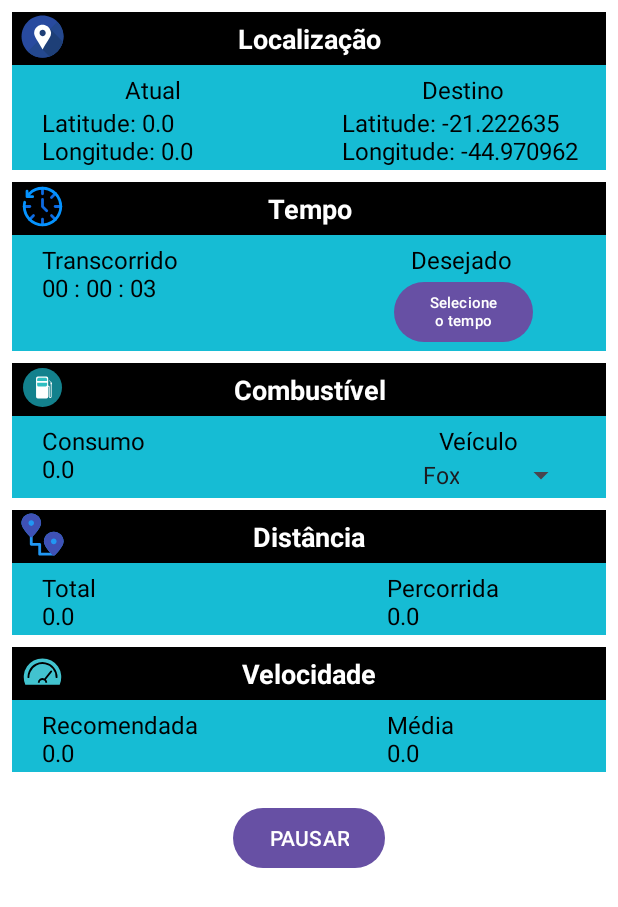
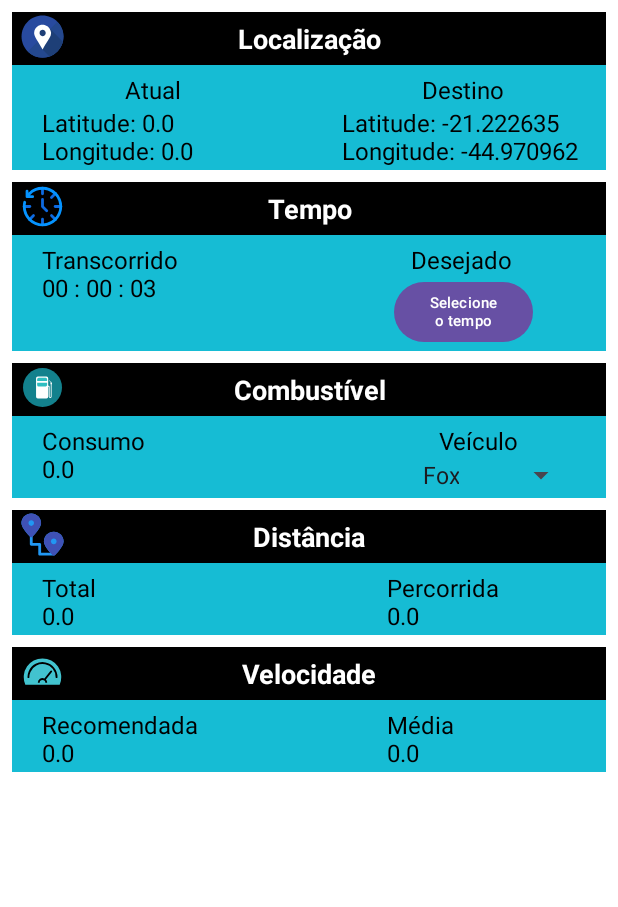
Before and after one commit to marcusvferreira/APPGAT108_UFLA2023-1, an Android app: the screen it shows after launch (MainActivity), after a tap on "INICIAR", on a phone screen of 412 x 824 dp. Shown: the top 907 px of the screen. Run offline under Robolectric (Android 15) with nearby library versions, the phone set to English and light mode, and no system bars.

Commit message:
Atualização do button iniciar

```diff
--- a/AppGat108/app/src/main/java/android/marcusvferreira/appgat108/controller/ControleLocalizacao.java
+++ b/AppGat108/app/src/main/java/android/marcusvferreira/appgat108/controller/ControleLocalizacao.java
@@ -3,7 +3,6 @@ package android.marcusvferreira.appgat108.controller;
 import android.annotation.SuppressLint;
 import android.app.Activity;
 import android.content.Context;
-import android.content.pm.PackageManager;
 import android.location.Location;
 import android.location.LocationListener;
 import android.location.LocationManager;
@@ -21,25 +20,26 @@ public class ControleLocalizacao implements Runnable, LocationListener {
     private static final DecimalFormat decfor1 = new DecimalFormat("0.00"); //Converter os valores para formato decimal
     private static final DecimalFormat decfor2 = new DecimalFormat("#");
     private final Context context;
-    private Location destino = new Location(""); //Armazena a localização do destino
+    private final Location destino = new Location(""); //Armazena a localização do destino
     private Location origem = null; //Armazena a localização inicial (origem)
-    private Veiculo veiculo;
+    private final Veiculo veiculo;
     double distanciaTotal;
 
     //Objetos para manipular os campos TextView
-    private TextView campoVelocidadeMedia, campoVelocidadeRecomendada, campoLocalizacaoAtual,
-            campoLocalizacaoDestino, campoDistanciaTotal, campoDistanciaPercorrida, campoConsumo;
+    private final TextView campoVelocidadeMedia, campoVelocidadeRecomendada, campoLocalizacaoAtual,
+            campoDistanciaTotal, campoDistanciaPercorrida, campoConsumo;
 
     public ControleLocalizacao(Activity activity, Context context, Veiculo veiculo) { //Construtor
         this.context = context;
         this.veiculo = veiculo;
 
+        TextView campoLocalizacaoDestino = activity.findViewById(R.id.tv_loc_destino_dados);
         campoLocalizacaoAtual = activity.findViewById(R.id.tv_loc_atual_dados);
-        campoLocalizacaoDestino = activity.findViewById(R.id.tv_loc_destino_dados);
         campoVelocidadeMedia = activity.findViewById(R.id.tv_velocidade_media);
         campoVelocidadeRecomendada = activity.findViewById(R.id.tv_velocidade_recomendada);
         campoDistanciaTotal = activity.findViewById(R.id.tv_distancia_total);
         campoDistanciaPercorrida = activity.findViewById(R.id.tv_distancia_percorrida);
+        campoConsumo = activity.findViewById(R.id.tv_consumo);
 
         //Configura o destino como sendo no final da Av. Norte da UFLA
         destino.setLatitude(-21.222635);
@@ -76,7 +76,7 @@ public class ControleLocalizacao implements Runnable, LocationListener {
         handler.post(new Runnable() {
             @Override
             public void run() {
-                MainActivity mainActivity = (MainActivity) context;
+                //MainActivity mainActivity = (MainActivity) context;
                 veiculo.setVelocidade(location.getSpeed());
                 atualizarLocalizacao(location.getLatitude(), location.getLongitude(), location.distanceTo(origem));
                // campoVelocidadeMedia.setText("Média\n" + decfor.format(location.getSpeed()*3.6) + " km/h");
--- a/AppGat108/app/src/main/java/android/marcusvferreira/appgat108/model/Veiculo.java
+++ b/AppGat108/app/src/main/java/android/marcusvferreira/appgat108/model/Veiculo.java
@@ -1,7 +1,9 @@
 package android.marcusvferreira.appgat108.model;
 
 public class Veiculo {
-    private double velocidade, autonomia, consumo, tempoTranscorrido, tempoDesejeado, distanciaPercorrida;
+    private double velocidade, autonomia, consumo, tempoDesejeado, distanciaPercorrida;
+    private  double tempoTranscorrido = 0.0;
+
     private String modelo;
 
     public double getVelocidade() {
@@ -21,6 +23,8 @@ public class Veiculo {
     }
 
     public double getConsumo() {
+
+
         return consumo;
     }
 
--- a/AppGat108/app/src/main/java/android/marcusvferreira/appgat108/view/MainActivity.java
+++ b/AppGat108/app/src/main/java/android/marcusvferreira/appgat108/view/MainActivity.java
@@ -6,6 +6,7 @@ import androidx.core.app.ActivityCompat;
 
 import android.Manifest;
 import android.app.AlertDialog;
+import android.app.MediaRouteButton;
 import android.app.TimePickerDialog;
 import android.content.pm.PackageManager;
 import android.marcusvferreira.appgat108.R;
@@ -20,6 +21,7 @@ import android.widget.Button;
 import android.widget.Spinner;
 import android.widget.TextView;
 import android.widget.TimePicker;
+import android.widget.Toast;
 
 import java.text.DecimalFormat;
 import java.util.Locale;
@@ -38,17 +40,16 @@ public class MainActivity extends AppCompatActivity implements AdapterView.OnIte
     TextView campoTempoTranscorrido;
 
     //Objetos para controlar os botões
-    Button btnIniciarPausar, btnSelecionarTempo;
+    Button btnIniciar, btnSelecionarTempo;
 
     //Objetos e variáveis para controle do timer
     Timer timer;
     TimerTask timerTask;
-    Double tempoTranscorrido = 0.0;
+    //Double tempoTranscorrido = 0.0;
     int horasSelecionada, minutosSelecionado;
     private boolean isTimerIniciado = false; //Controla se o timer foi iniciado
     private boolean isTempoDesejadoSelecionado = false; //Controla se o tempo desejado foi selecionado
     private boolean isVeiculoSelecionado = false;  //Controla se o modelo do veículo foi selecionado
-
 
     //Criação do obejto veículo
     Veiculo veiculo = new Veiculo();
@@ -65,7 +66,7 @@ public class MainActivity extends AppCompatActivity implements AdapterView.OnIte
 
         btnSelecionarTempo = findViewById(R.id.btn_selecionar_tempo);
         campoTempoTranscorrido = findViewById(R.id.tv_tempo_transcorrido);
-        btnIniciarPausar = findViewById(R.id.btn_iniciar_pausar);
+        btnIniciar = findViewById(R.id.btn_iniciar);
         timer = new Timer();
         controleLocalizacao = new ControleLocalizacao(this, this, veiculo);
 
@@ -102,16 +103,13 @@ public class MainActivity extends AppCompatActivity implements AdapterView.OnIte
     }
 
     //Controla o click no botão iniciar/pausar
-    public void clickIniciarPausar(View view) {
-        if (isTimerIniciado == false) {
+    public void clickIniciar(View view) {
+        if (!isTimerIniciado) {
             isTimerIniciado = true;
-            btnIniciarPausar.setText("PAUSAR");
+            btnIniciar.setVisibility(View.INVISIBLE); // Define a visibilidade do botão como invisível
+            Toast.makeText(this, "Percurso iniciado. Boa viagem!", Toast.LENGTH_SHORT).show();
             iniciarTimer();
             iniciarObtencaoLocalizacao();
-        } else {
-            isTimerIniciado = false;
-            btnIniciarPausar.setText("INICIAR");
-            timerTask.cancel();
         }
     }
 
@@ -122,7 +120,7 @@ public class MainActivity extends AppCompatActivity implements AdapterView.OnIte
                 runOnUiThread(new Runnable() {
                     @Override
                     public void run() {
-                        tempoTranscorrido++;
+                        veiculo.setTempoTranscorrido(veiculo.getTempoTranscorrido()+1);
                         campoTempoTranscorrido.setText("Transcorrido\n" + getTimerText());
                     }
                 });
@@ -133,7 +131,7 @@ public class MainActivity extends AppCompatActivity implements AdapterView.OnIte
 
     //Realiza as conversões para obter o tempo em hrs, min e seg
     private String getTimerText() {
-        int rounded = (int) Math.round(tempoTranscorrido);
+        int rounded = (int) Math.round(veiculo.getTempoTranscorrido());
         int segundos = ((rounded % 86400) % 3600) % 60;
         int minutos = ((rounded % 86400) % 3600) / 60;
         int horas = (rounded % 86400) / 3600;
--- a/AppGat108/app/src/main/res/layout/activity_main.xml
+++ b/AppGat108/app/src/main/res/layout/activity_main.xml
@@ -413,11 +413,11 @@
     </androidx.constraintlayout.widget.ConstraintLayout>
 
     <Button
-        android:id="@+id/btn_iniciar_pausar"
+        android:id="@+id/btn_iniciar"
         android:layout_width="wrap_content"
         android:layout_height="wrap_content"
         android:layout_marginTop="20dp"
-        android:onClick="clickIniciarPausar"
+        android:onClick="clickIniciar"
         android:text="@string/bnt_iniciar"
         app:layout_constraintEnd_toEndOf="parent"
         app:layout_constraintStart_toStartOf="parent"
```
